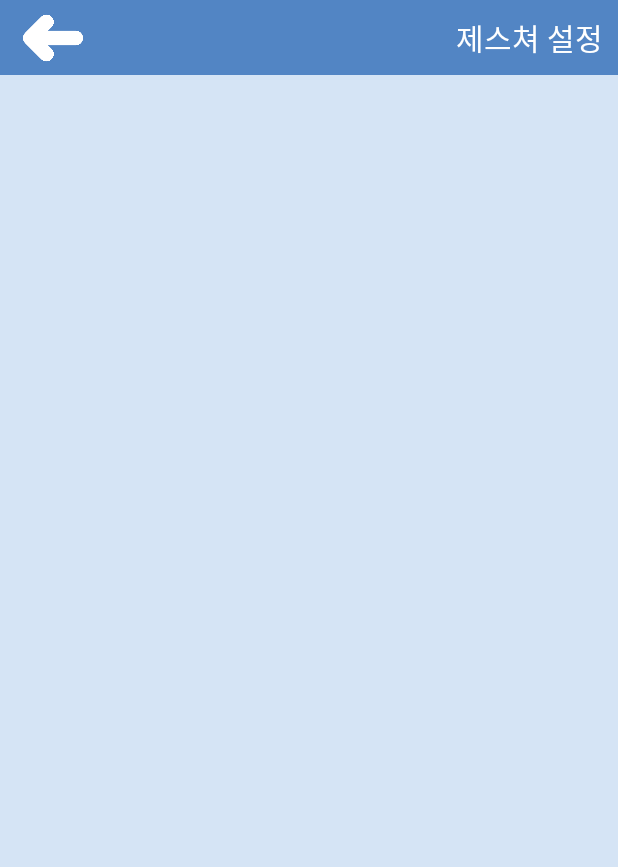
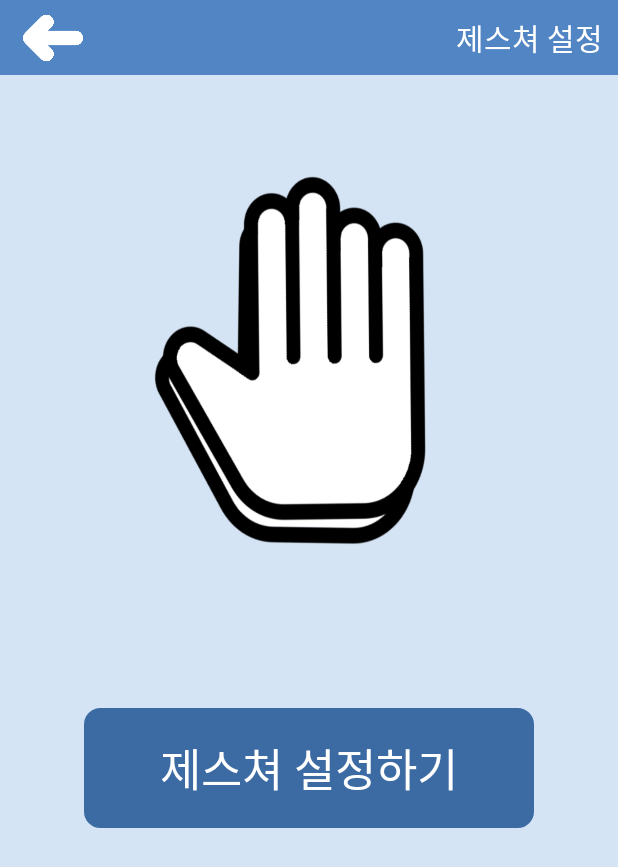
Before and after one commit to NanaYoungg/Potton, an Android app: the GuestureActivity screen opened directly, with no data from a screen before it, on a phone screen of 412 x 824 dp. Shown: the top 867 px of the screen. Run offline under Robolectric (Android 15) with nearby library versions, the phone set to English and light mode, and no system bars.

Commit message:
add guesture activity

```diff
--- a/app/src/main/res/layout/activity_guesture.xml
+++ b/app/src/main/res/layout/activity_guesture.xml
@@ -35,4 +35,28 @@
         android:layout_marginTop="5dp"
         />
 
+    <ImageView
+        android:layout_width="550dp"
+        android:layout_height="350dp"
+        android:background="@drawable/handtwo"
+        app:layout_constraintTop_toBottomOf="@id/tool_bar"
+        android:layout_marginTop="30dp"
+        app:layout_constraintLeft_toLeftOf="parent"
+        app:layout_constraintRight_toRightOf="parent"
+        />
+
+    <Button
+        android:id="@+id/gustuerSetting_btn"
+        android:layout_width="300dp"
+        android:layout_height="80dp"
+        style="@style/MenuBtn"
+        android:background="@drawable/button_seletor"
+        app:layout_constraintBottom_toBottomOf="parent"
+        app:layout_constraintTop_toTopOf="@id/tool_bar"
+        app:layout_constraintLeft_toLeftOf="parent"
+        app:layout_constraintRight_toRightOf="parent"
+        android:layout_marginTop="200dp"
+        android:text="제스쳐 설정하기"
+        />
+
 </androidx.constraintlayout.widget.ConstraintLayout>
```
Also changed, not shown: app/src/main/res/drawable/handtwo.png (added).
